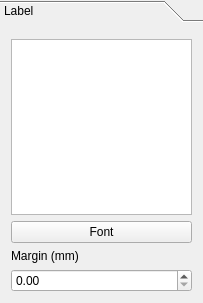
This is qgis/src/ui/qgscomposerlabelwidgetbase.ui in sourcepole/qgis as Qt 5 draws it before an edit. The edited form follows.
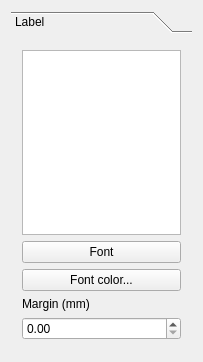
This is the edited form.

Commit message: Added possibility to set label font color

Diff of the .ui file:
```diff
--- a/qgis/src/ui/qgscomposerlabelwidgetbase.ui
+++ b/qgis/src/ui/qgscomposerlabelwidgetbase.ui
@@ -7,7 +7,7 @@
     <x>0</x>
     <y>0</y>
     <width>203</width>
-    <height>303</height>
+    <height>362</height>
    </rect>
   </property>
   <property name="sizePolicy">
@@ -20,9 +20,6 @@
    <string>Label Options</string>
   </property>
   <layout class="QGridLayout" name="gridLayout_2">
-   <property name="margin">
-    <number>0</number>
-   </property>
    <item row="0" column="0">
     <widget class="QToolBox" name="toolBox">
      <property name="currentIndex">
@@ -33,8 +30,8 @@
        <rect>
         <x>0</x>
         <y>0</y>
-        <width>203</width>
-        <height>271</height>
+        <width>185</width>
+        <height>318</height>
        </rect>
       </property>
       <attribute name="label">
@@ -55,6 +52,13 @@
         </widget>
        </item>
        <item row="2" column="0">
+        <widget class="QPushButton" name="mFontColorButton">
+         <property name="text">
+          <string>Font color...</string>
+         </property>
+        </widget>
+       </item>
+       <item row="3" column="0">
         <widget class="QLabel" name="mMarginTextLabel">
          <property name="text">
           <string>Margin (mm)</string>
@@ -64,7 +68,7 @@
          </property>
         </widget>
        </item>
-       <item row="3" column="0">
+       <item row="4" column="0">
         <widget class="QDoubleSpinBox" name="mMarginDoubleSpinBox"/>
        </item>
        <item row="0" column="0">
```
Left out of the diff: 14 changed lines with no effect on the pictures. The commit also changes 11 other files.
